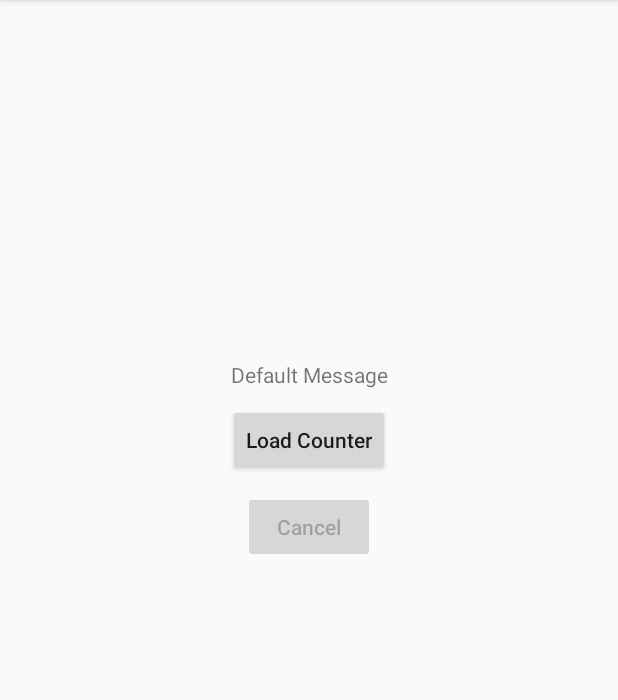
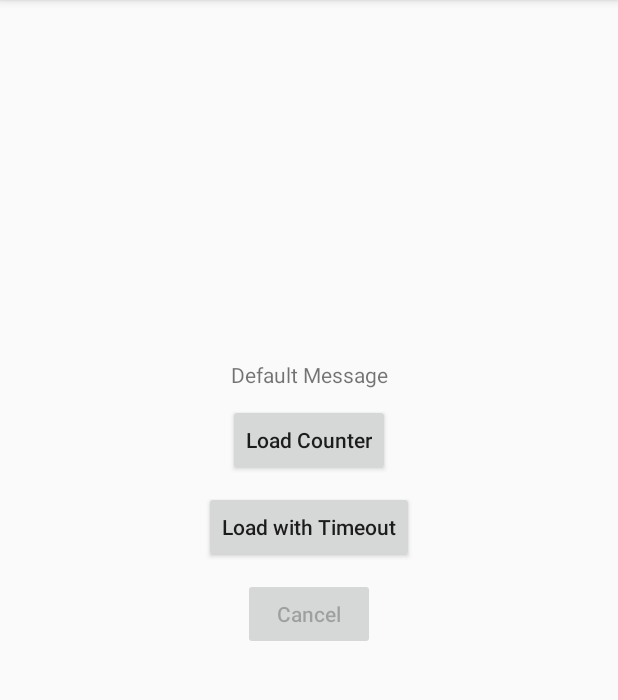
Before and after one commit to AboElEla48/firstcoroutineapp, an Android app: the screen it shows after launch (MainActivity), after a tap on "Cancel", on a phone screen of 412 x 824 dp, the part 84-784 px from its top. Run offline under Robolectric (Android 15) with nearby library versions, the phone set to English and light mode, and no system bars; 1 other tap on this screen came first.

Commit message:
Feature/try_cancel_coroutines - Fix test code - Add button to start timeout coroutine

```diff
--- a/app/src/main/java/eg/foureg/firstcoroutineapp/ui/main/MainFragment.kt
+++ b/app/src/main/java/eg/foureg/firstcoroutineapp/ui/main/MainFragment.kt
@@ -44,6 +44,10 @@ class MainFragment : Fragment() {
             cancel_btn.isEnabled = isEnabled
         })
 
+        viewModel.timeoutBtnEnabled.observe(viewLifecycleOwner, Observer { isEnabled ->
+            timeout_btn.isEnabled = isEnabled
+        })
+
 
         counter_btn.setOnClickListener{
             viewModel.changeText()
--- a/app/src/main/java/eg/foureg/firstcoroutineapp/ui/main/MainViewModel.kt
+++ b/app/src/main/java/eg/foureg/firstcoroutineapp/ui/main/MainViewModel.kt
@@ -30,6 +30,7 @@ class MainViewModel : ViewModel() {
             progressVisibility.value = View.VISIBLE
             counterBtnEnabled.value = false
             cancelBtnEnabled.value = true
+            timeoutBtnEnabled.value = false
 
             // Load Counter from async data provider (Backend simulation)
             txtMsg.value = String.format(context.getString(R.string.txt_counter_msg), counterModel.loadCounter())
@@ -48,6 +49,7 @@ class MainViewModel : ViewModel() {
             progressVisibility.value = View.GONE
             counterBtnEnabled.value = true
             cancelBtnEnabled.value = false
+            timeoutBtnEnabled.value = true
         }
 
     }
@@ -77,6 +79,7 @@ class MainViewModel : ViewModel() {
 
     val counterBtnEnabled : MutableLiveData<Boolean> = MutableLiveData()
     val cancelBtnEnabled : MutableLiveData<Boolean> = MutableLiveData()
+    val timeoutBtnEnabled : MutableLiveData<Boolean> = MutableLiveData()
     val progressVisibility : MutableLiveData<Int> = MutableLiveData()
 
 
--- a/app/src/main/res/layout/main_fragment.xml
+++ b/app/src/main/res/layout/main_fragment.xml
@@ -29,11 +29,22 @@
         android:textAllCaps="false"/>
 
     <Button
+        android:id="@+id/timeout_btn"
+        android:layout_width="wrap_content"
+        android:layout_height="wrap_content"
+        android:layout_marginTop="10dp"
+        app:layout_constraintTop_toBottomOf="@id/counter_btn"
+        app:layout_constraintStart_toStartOf="parent"
+        app:layout_constraintEnd_toEndOf="parent"
+        android:text="@string/txt_timeout_btn_caption"
+        android:textAllCaps="false"/>
+
+    <Button
         android:id="@+id/cancel_btn"
         android:layout_width="wrap_content"
         android:layout_height="wrap_content"
         android:layout_marginTop="10dp"
-        app:layout_constraintTop_toBottomOf="@id/counter_btn"
+        app:layout_constraintTop_toBottomOf="@id/timeout_btn"
         app:layout_constraintStart_toStartOf="parent"
         app:layout_constraintEnd_toEndOf="parent"
         android:text="@string/txt_cancel_btn_caption"
--- a/app/src/main/res/values/strings.xml
+++ b/app/src/main/res/values/strings.xml
@@ -6,4 +6,6 @@
 
     <string name="txt_count_btn_caption">Load Counter</string>
     <string name="txt_cancel_btn_caption">Cancel</string>
+
+    <string name="txt_timeout_btn_caption">Load with Timeout</string>
 </resources>
```
Also changed, not shown: 1 other file.
